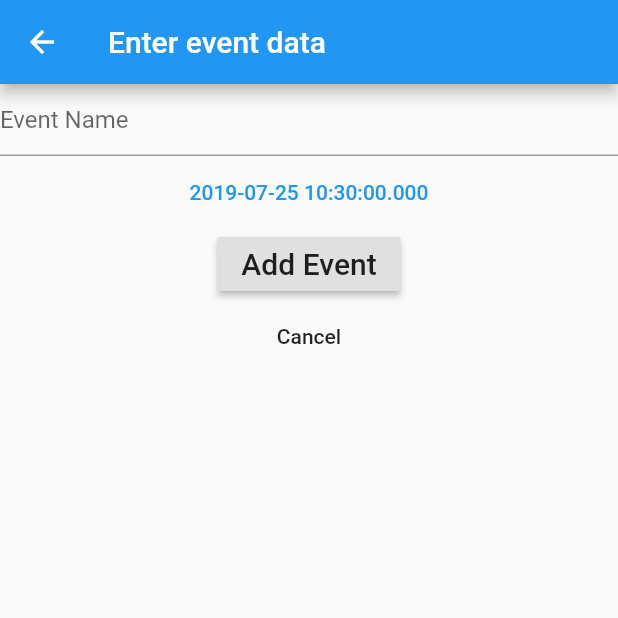
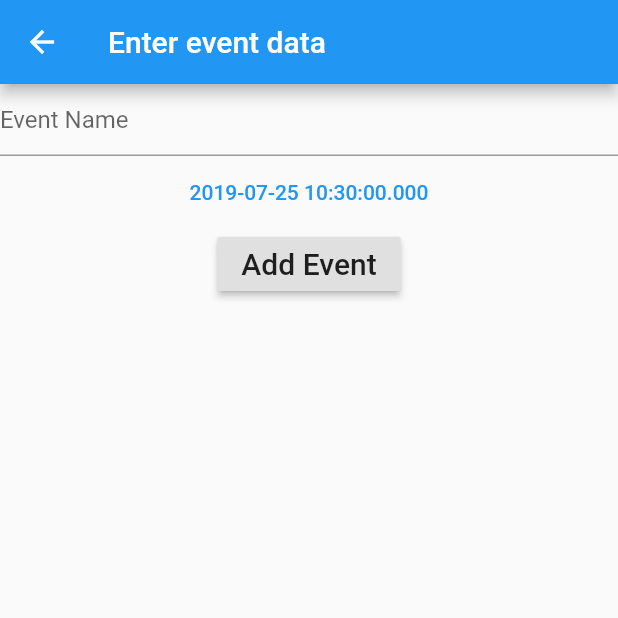
Before and after one commit to svdragster/StoffApp, a Flutter app: the AddEventPage screen opened directly, on a phone screen of 412 x 824 dp, the top half of it. Run offline on Flutter 3.47's test engine with Material 2 defaults, Android fonts, the phone set to English and light mode, and no system bars; our stand-ins replace cloud_firestore, flutter_datetime_picker; accounts and stored records are empty.

Commit message:
Removed useless cancel button.

```diff
--- a/lib/AddEvent.dart
+++ b/lib/AddEvent.dart
@@ -56,10 +56,6 @@ class _AddEventPageState extends State<AddEventPage> {
             },
             child: const Text('Add Event', style: TextStyle(fontSize: 20)),
           ),
-          FlatButton(
-            onPressed: () {},
-            child: Text("Cancel"),
-          ),
         ]),
       ),
     );
```
